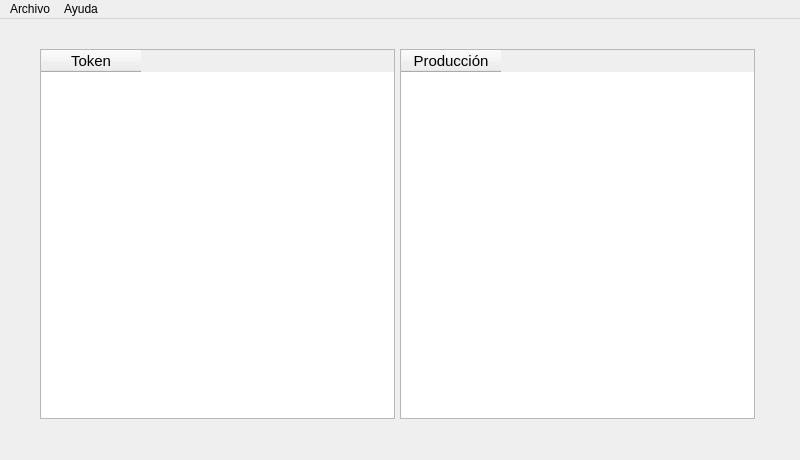
The window that mainwindow.ui (josearg150/AnalizadorSintactico) describes before a commit, drawn with Qt 5.
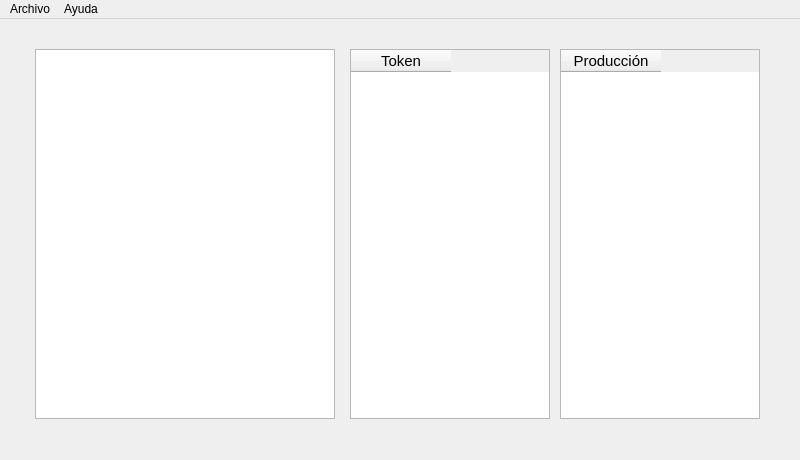
The same window after the commit.

Patch:
```diff
--- a/mainwindow.ui
+++ b/mainwindow.ui
@@ -17,9 +17,9 @@
    <widget class="QTableWidget" name="tokens">
     <property name="geometry">
      <rect>
-      <x>40</x>
+      <x>350</x>
       <y>30</y>
-      <width>355</width>
+      <width>200</width>
       <height>370</height>
      </rect>
     </property>
@@ -44,9 +44,9 @@
    <widget class="QTableWidget" name="producciones">
     <property name="geometry">
      <rect>
-      <x>400</x>
+      <x>560</x>
       <y>30</y>
-      <width>355</width>
+      <width>200</width>
       <height>370</height>
      </rect>
     </property>
@@ -68,6 +68,22 @@
      </property>
     </column>
    </widget>
+   <widget class="QTextBrowser" name="textBrowser">
+    <property name="geometry">
+     <rect>
+      <x>35</x>
+      <y>30</y>
+      <width>300</width>
+      <height>370</height>
+     </rect>
+    </property>
+    <property name="font">
+     <font>
+      <family>Segoe UI</family>
+      <pointsize>9</pointsize>
+     </font>
+    </property>
+   </widget>
   </widget>
   <widget class="QMenuBar" name="menubar">
    <property name="geometry">
```
